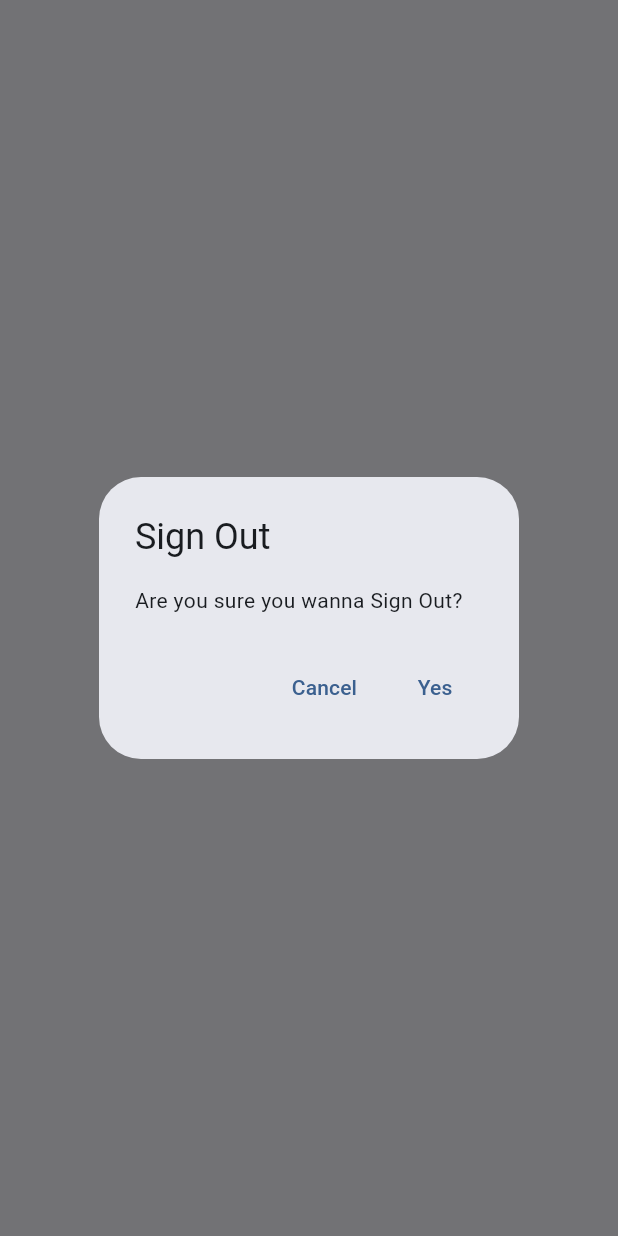
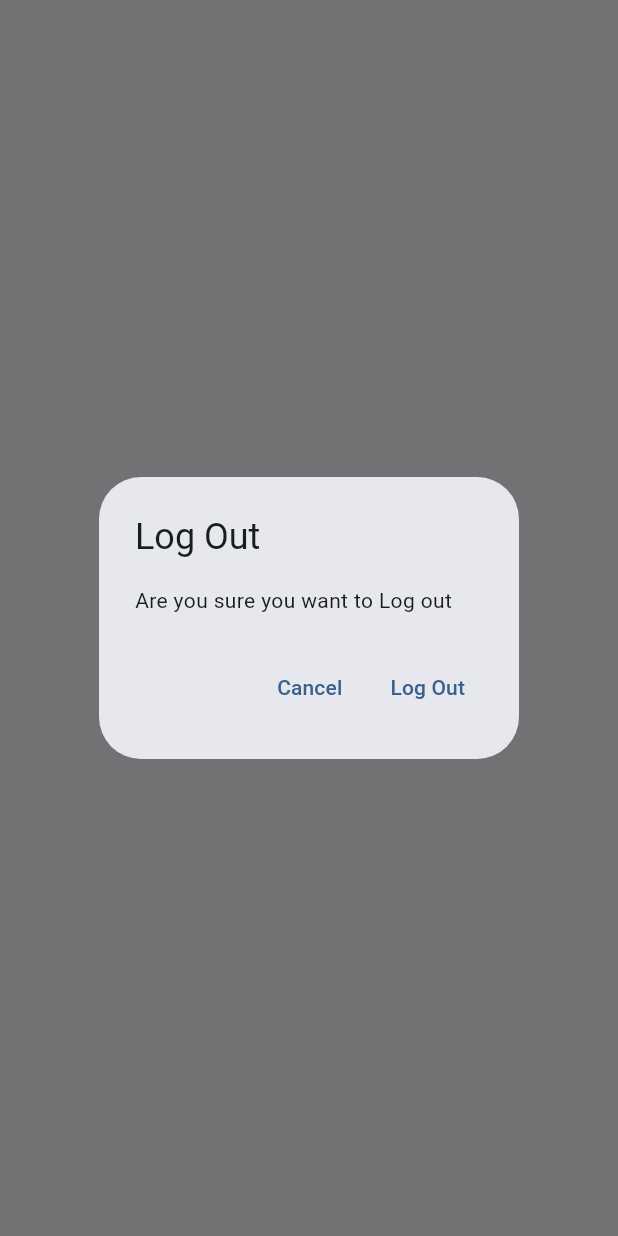
Before and after one commit to mikeyolang/registrastionapp, a Flutter app: what showLogOutDialog() shows on an empty page, opened directly, on a phone screen of 412 x 824 dp. Run offline on Flutter 3.47's test engine with Material 3 defaults, Android fonts, the light colour scheme and no system bars; our stand-ins replace firebase_auth, firebase_core, sqflite; accounts and stored records are empty; network calls fail.

Commit message:
Implemented the Generic Dialog

```diff
--- /dev/null
+++ b/lib/Utilities/dialogs/generic_dialog.dart
@@ -0,0 +1,33 @@
+import 'package:flutter/material.dart';
+
+typedef DialogOptionBuilder<T> = Map<String, T?> Function();
+
+Future<T?> showGenericErrorDialog<T>({
+  required BuildContext context,
+  required String title,
+  required String content,
+  required DialogOptionBuilder optionBuilder,
+}) {
+  final options = optionBuilder();
+  return showDialog(
+      context: context,
+      builder: ((context) {
+        return AlertDialog(
+          title: Text(title),
+          content: Text(content),
+          actions: options.keys.map((optionsTitle) {
+            final value = options[optionsTitle];
+            return TextButton(
+              onPressed: () {
+                if (value != null) {
+                  Navigator.of(context).pop(value);
+                } else {
+                  Navigator.of(context).pop();
+                }
+              },
+              child: Text(optionsTitle),
+            );
+          }).toList(),
+        );
+      }));
+}
--- a/lib/Utilities/logout_alert.dart
+++ b/lib/Utilities/logout_alert.dart
@@ -1,28 +1,12 @@
 import 'package:flutter/material.dart';
+import 'package:registrastionapp/Utilities/dialogs/generic_dialog.dart';
 
 Future<bool> showLogOutDialog(BuildContext context) {
-  return showDialog(
+  return showGenericErrorDialog(
       context: context,
-      builder: (context) {
-        return AlertDialog(
-          title: const Text("Sign Out"),
-          content: const Text("Are you sure you wanna Sign Out?"),
-          actions: [
-            TextButton(
-              onPressed: () {
-                Navigator.of(context).pop(false);
-              },
-              child: const Text("Cancel"),
-            ),
-            TextButton(
-              onPressed: () {
-                Navigator.of(context).pop(true);
-              },
-              child: const Text("Yes"),
-            ),
-          ],
-        );
-      }).then(
+      title: "Log Out",
+      content: "Are you sure you want to Log out",
+      optionBuilder: () => {"Cancel": false, "Log Out": true}).then(
     (value) => value ?? false,
   );
 }
--- a/lib/views/login_view.dart
+++ b/lib/views/login_view.dart
@@ -5,7 +5,8 @@ import 'package:registrastionapp/Services/Auth/auth_services.dart';
 import 'package:registrastionapp/constants/routes.dart';
 // import 'dart:developer' as devtools show log;
 
-import 'package:registrastionapp/Utilities/show_error.dart';
+
+import '../Utilities/dialogs/error_dialog.dart';
 
 class LoginView extends StatefulWidget {
   const LoginView({super.key});
--- a/lib/views/registerview.dart
+++ b/lib/views/registerview.dart
@@ -3,10 +3,12 @@
 import 'package:flutter/material.dart';
 import 'package:registrastionapp/Services/Auth/auth_exceptions.dart';
 import 'package:registrastionapp/Services/Auth/auth_services.dart';
-import 'package:registrastionapp/Utilities/show_error.dart';
+
 import 'package:registrastionapp/constants/routes.dart';
 
 import 'dart:developer' as devtools show log;
+
+import '../Utilities/dialogs/error_dialog.dart';
 
 class RegisterView extends StatefulWidget {
   const RegisterView({super.key});
```
Also changed, not shown: lib/Utilities/dialogs/error_dialog.dart (added, +18 -0 lines), lib/Utilities/show_error.dart (deleted, +0 -21 lines), lib/views/notes/notes_list_view.dart (added, +48 -0 lines), lib/views/notes/notesview.dart (+1 -14 lines).
